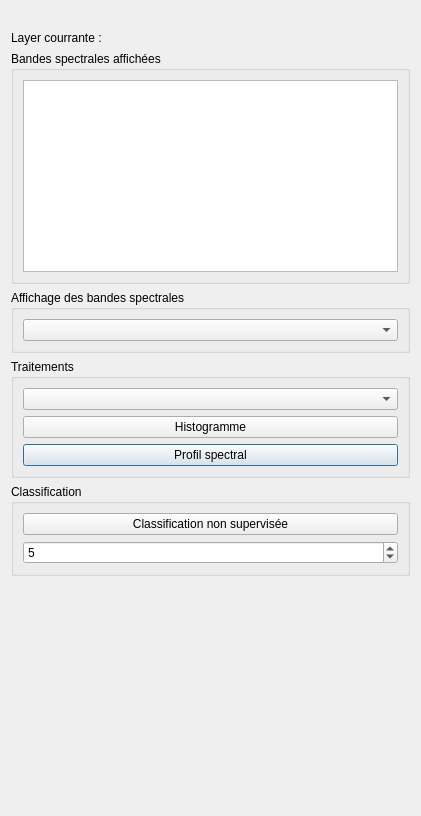
Above: ui_qgiseducation.ui from CS-SI/TerreImage before the change. Below: the same form after it.
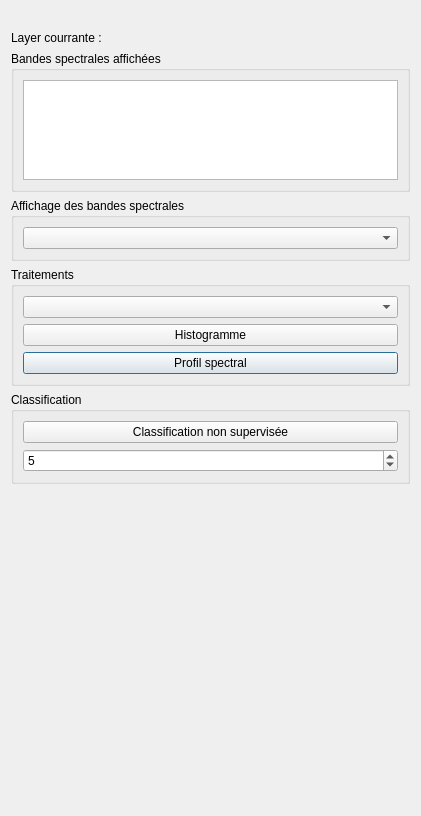
That is the form after the change.

Commit message: value tool positionne en bas, actif par defaut

What changed in the file:
```diff
--- a/ui_qgiseducation.ui
+++ b/ui_qgiseducation.ui
@@ -51,7 +51,7 @@
         <property name="maximumSize">
          <size>
           <width>16777215</width>
-          <height>16777215</height>
+          <height>100</height>
          </size>
         </property>
        </widget>
```
The commit also changes 2 other files.
